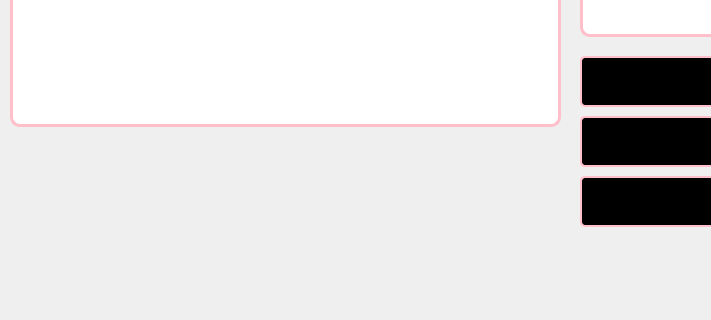
CyberBro9/aobp, file untitled.ui: the form before one commit; both pictures show x 0 to 711 and y 404 to 724 of the 1073 by 724 pixel window.
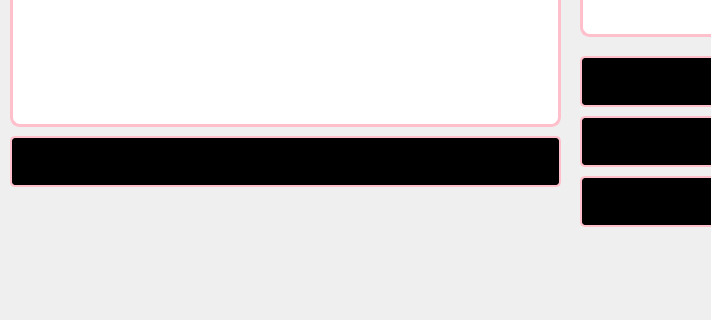
The form after the commit.

Diff of the .ui file:
```diff
--- a/untitled.ui
+++ b/untitled.ui
@@ -181,6 +181,22 @@
      <string>PUSH!! PUSH THIS BUUTTON!!!</string>
     </property>
    </widget>
+   <widget class="QPushButton" name="selectExcel_2">
+    <property name="geometry">
+     <rect>
+      <x>10</x>
+      <y>540</y>
+      <width>551</width>
+      <height>51</height>
+     </rect>
+    </property>
+    <property name="locale">
+     <locale language="English" country="UnitedStates"/>
+    </property>
+    <property name="text">
+     <string>Add image</string>
+    </property>
+   </widget>
   </widget>
   <widget class="QStatusBar" name="statusbar"/>
  </widget>
```
